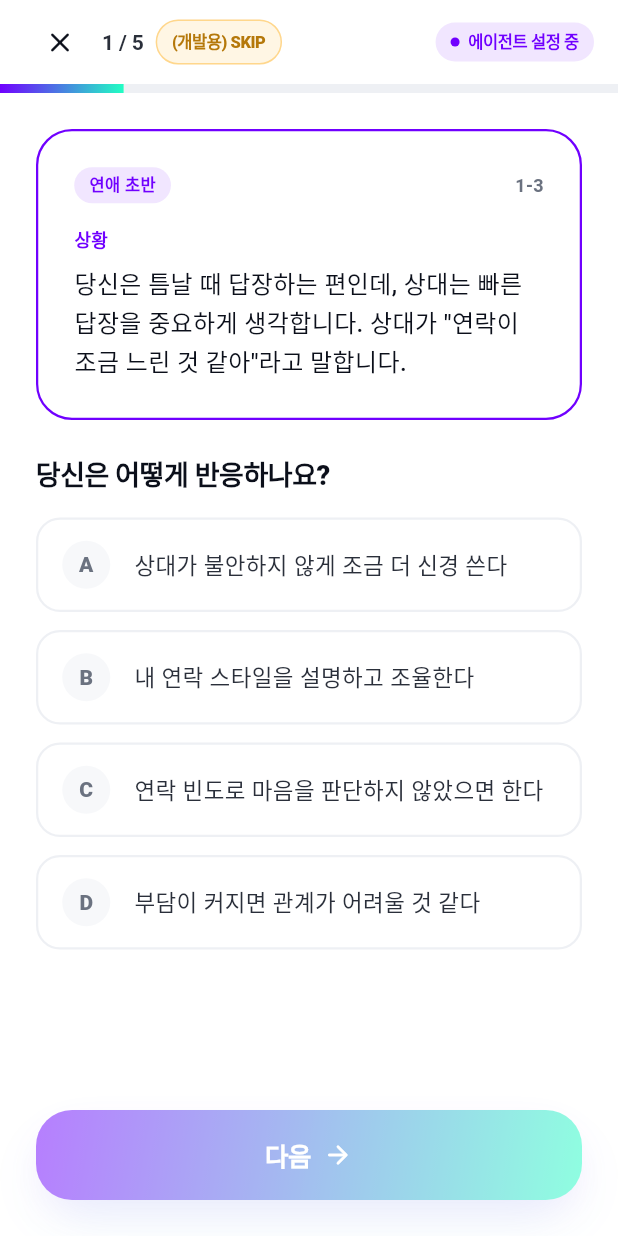
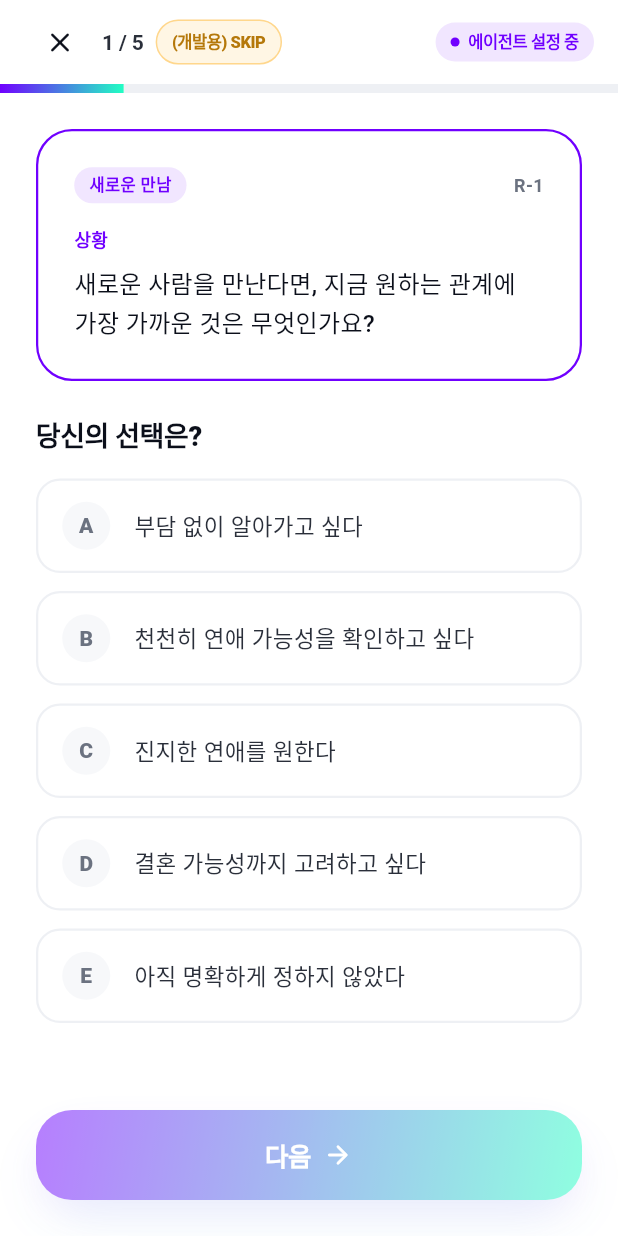
Before and after one commit to hanchaehun/Amori, a Flutter app: the ScenarioPlayerScreen screen opened by its route, on a phone screen of 412 x 824 dp. Run offline on Flutter 3.47's test engine with Material 3 defaults, Android fonts, the phone set to English and light mode, and no system bars; our stand-ins replace firebase_auth, firebase_core, firebase_messaging, flutter_dotenv, go_router; accounts and stored records are empty.

Commit message:
대표 질문 5개로 변경

```diff
--- a/lib/data/dummy/scenarios.dart
+++ b/lib/data/dummy/scenarios.dart
@@ -34,10 +34,11 @@ class Scenario {
   final String? hint;
 }
 
-const List<String> kInitialScenarioCodes = ['1-3', '3-3', '6-3', '8-1', '9-2'];
+const List<String> kInitialScenarioCodes = ['R-1', 'R-2', 'R-3', 'R-4', 'R-5'];
 
 const List<String> kDailyScenarioCodes = [
   '9-1',
+  '9-2',
   '9-3',
   '2-1',
   '7-3',
@@ -45,18 +46,19 @@ const List<String> kDailyScenarioCodes = [
   '4-2',
   '8-3',
   '6-2',
-  '3-1',
+  '6-3',
   '7-1',
-  '1-1',
   '4-1',
   '5-1',
   '2-2',
   '8-2',
   '3-2',
+  '3-3',
   '6-1',
   '5-3',
   '4-3',
   '1-2',
+  '1-3',
   '2-3',
   '7-2',
 ];
@@ -78,6 +80,80 @@ List<Scenario> scenariosByCodes(List<String> codes) {
 }
 
 const List<Scenario> kScenarios = [
+  // R. 대표 질문
+  Scenario(
+    category: '관계 목적 / 진지함',
+    code: 'R-1',
+    title: '원하는 관계',
+    contextLabel: '새로운 만남',
+    situation: '새로운 사람을 만난다면, 지금 원하는 관계에 가장 가까운 것은 무엇인가요?',
+    question: '당신의 선택은?',
+    choices: [
+      ChoiceOption('A', '부담 없이 알아가고 싶다'),
+      ChoiceOption('B', '천천히 연애 가능성을 확인하고 싶다'),
+      ChoiceOption('C', '진지한 연애를 원한다'),
+      ChoiceOption('D', '결혼 가능성까지 고려하고 싶다'),
+      ChoiceOption('E', '아직 명확하게 정하지 않았다'),
+    ],
+  ),
+  Scenario(
+    category: '연락 / 관계 확인',
+    code: 'R-2',
+    title: '연락 스타일',
+    contextLabel: '소개팅 이후',
+    situation: '첫 만남의 분위기는 좋았지만, 상대는 하루에 한두 번 정도만 답장합니다. 답장이 성의 없지는 않습니다.',
+    question: '당신의 생각에 가장 가까운 것은 무엇인가요?',
+    choices: [
+      ChoiceOption('A', '하루에 한두 번이면 충분하다'),
+      ChoiceOption('B', '짧게라도 자주 연락하고 싶다'),
+      ChoiceOption('C', '횟수보다 꾸준히 연락하는 것이 중요하다'),
+      ChoiceOption('D', '연락보다 직접 만났을 때의 대화가 중요하다'),
+    ],
+  ),
+  Scenario(
+    category: '감정 표현 / 갈등 대처',
+    code: 'R-3',
+    title: '서운함을 다루는 방식',
+    contextLabel: '썸 또는 연애 중',
+    situation: '상대의 말 때문에 조금 서운했습니다. 큰 문제는 아니지만 그냥 넘기면 계속 마음에 남을 것 같습니다.',
+    question: '당신은 보통 어떻게 하나요?',
+    choices: [
+      ChoiceOption('A', '그 자리에서 바로 이야기한다'),
+      ChoiceOption('B', '감정을 정리한 뒤 이야기한다'),
+      ChoiceOption('C', '상대가 먼저 알아차리는지 기다린다'),
+      ChoiceOption('D', '혼자 정리하고 넘어간다'),
+    ],
+  ),
+  Scenario(
+    category: '위로 / 정서적 욕구',
+    code: 'R-4',
+    title: '원하는 위로 방식',
+    contextLabel: '연애 중',
+    situation: '힘든 하루를 보낸 뒤 상대에게 “오늘 많이 지쳤어”라고 말했습니다.',
+    question: '상대가 어떻게 해주면 가장 좋나요?',
+    choices: [
+      ChoiceOption('A', '내 이야기를 들어주고 공감해준다'),
+      ChoiceOption('B', '해결 방법을 함께 찾아준다'),
+      ChoiceOption('C', '맛있는 음식이나 데이트로 기분을 전환해준다'),
+      ChoiceOption('D', '혼자 쉴 수 있도록 기다려준다'),
+    ],
+  ),
+  Scenario(
+    category: '핵심 가치관 / 매칭 우선순위',
+    code: 'R-5',
+    title: '관계에서 가장 중요한 것',
+    contextLabel: '장기 관계',
+    situation: '상대와 잘 지내더라도, 다음 중 하나가 부족하면 장기적으로 가장 힘들 것 같은 것은 무엇인가요?',
+    question: '당신에게 가장 중요한 것은 무엇인가요?',
+    choices: [
+      ChoiceOption('A', '대화가 잘 통하는 것'),
+      ChoiceOption('B', '신뢰할 수 있고 행동이 일관적인 것'),
+      ChoiceOption('C', '애정과 관심을 표현하는 것'),
+      ChoiceOption('D', '생활 방식과 데이트 취향이 잘 맞는 것'),
+      ChoiceOption('E', '서로의 시간과 선택을 존중하는 것'),
+    ],
+  ),
+
   // 1. 연락 / 대화 템포
   Scenario(
     category: '연락 / 대화 템포',
```
Also changed, not shown: 3 other files.
